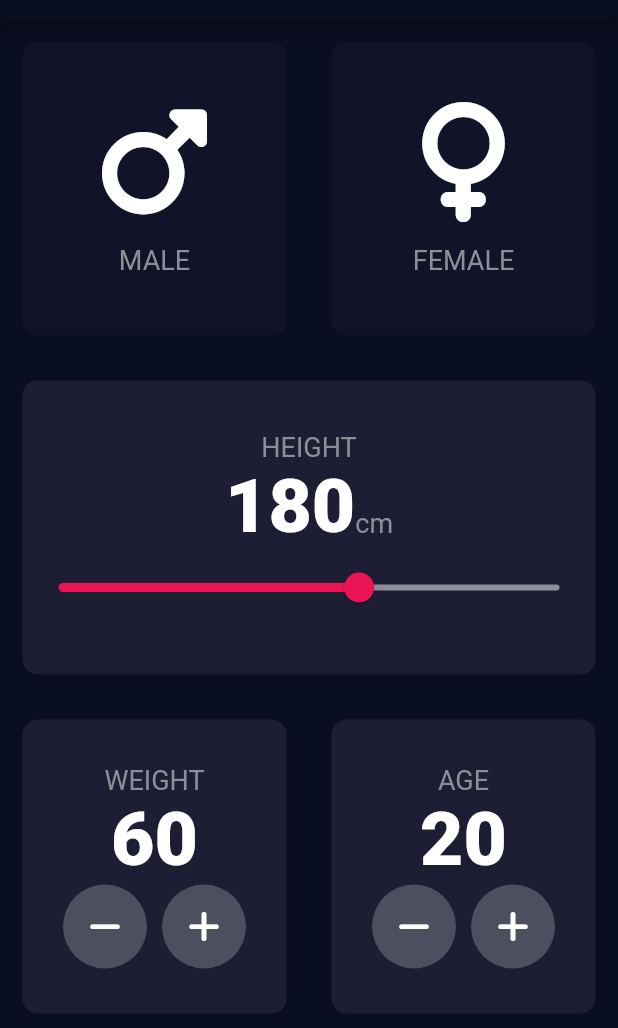
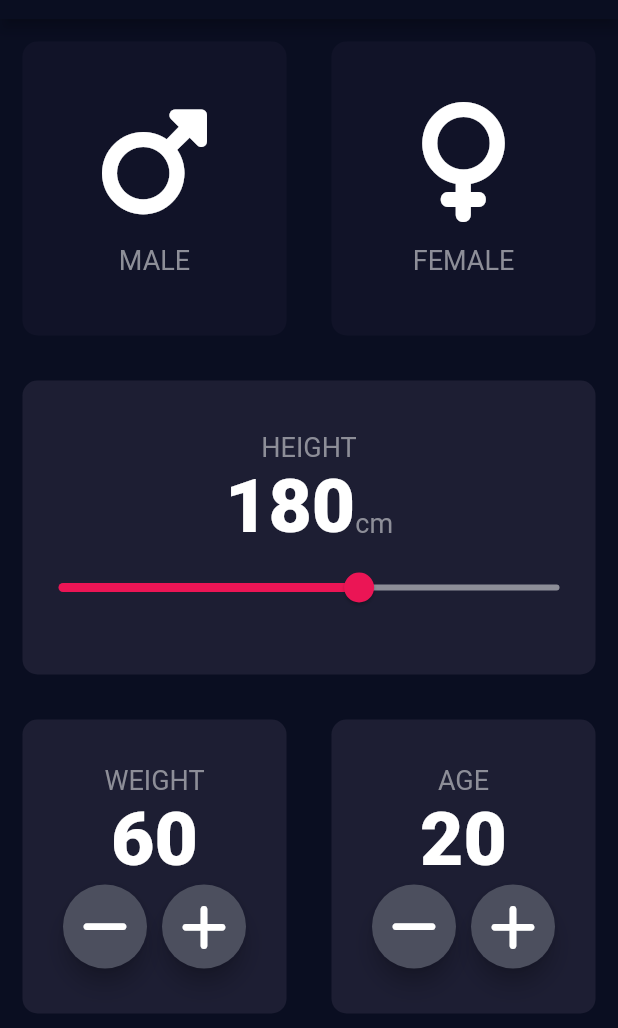
Before and after one commit to goyalh4164/BMI_CALCULATOR, a Flutter app: the screen it shows after launch, on a phone screen of 412 x 824 dp, the part 65-1093 px from its top. Run offline on Flutter 3.47's test engine with Material 2 defaults, Android fonts, the phone set to English and light mode, and no system bars; our stand-ins replace font_awesome_flutter.

Commit message:
added floating action button instead of round table button for reason go in the comment about the class

```diff
--- a/lib/input_page.dart
+++ b/lib/input_page.dart
@@ -26,6 +26,17 @@ class _InputPageState extends State<InputPage> {
   int height = 180;
   int weight = 60;
   int age = 20;
+  void incrementCounter() {
+    setState(() {
+      weight++;
+    });
+  }
+
+  void decrementCounter() {
+    setState(() {
+      weight--;
+    });
+  }
 
   @override
   Widget build(BuildContext context) {
@@ -140,14 +151,37 @@ class _InputPageState extends State<InputPage> {
                           Row(
                             mainAxisAlignment: MainAxisAlignment.center,
                             children: [
-                              RoundIconButton(
-                                icon: FontAwesomeIcons.minus,
+                              FloatingActionButton(
+                                onPressed: () {
+                                  setState(() {
+                                    weight--;
+                                  });
+                                },
+                                backgroundColor: Color(0xFF4C4F5E),
+                                child: Icon(
+                                  FontAwesomeIcons.minus,
+                                  color: Colors.white,
+                                  size: 35.0,
+                                ),
                               ),
                               SizedBox(
                                 width: 10,
                               ),
-                              RoundIconButton(
-                                icon: FontAwesomeIcons.plus,
+                              // RoundIconButton(
+                              //   icon: FontAwesomeIcons.plus,
+                              // ),
+                              FloatingActionButton(
+                                onPressed: () {
+                                  setState(() {
+                                    weight++;
+                                  });
+                                },
+                                backgroundColor: Color(0xFF4C4F5E),
+                                child: Icon(
+                                  FontAwesomeIcons.plus,
+                                  color: Colors.white,
+                                  size: 35.0,
+                                ),
                               ),
                             ],
                           )
@@ -171,20 +205,41 @@ class _InputPageState extends State<InputPage> {
                         Row(
                             mainAxisAlignment: MainAxisAlignment.center,
                             children: [
-                              RoundIconButton(
-                                icon: FontAwesomeIcons.minus,
+                              FloatingActionButton(
+                                onPressed: () {
+                                  setState(() {
+                                    age--;
+                                  });
+                                },
+                                backgroundColor: Color(0xFF4C4F5E),
+                                child: Icon(
+                                  FontAwesomeIcons.minus,
+                                  color: Colors.white,
+                                  size: 35.0,
+                                ),
                               ),
                               SizedBox(
                                 width: 10,
                               ),
-                              RoundIconButton(
-                                icon: FontAwesomeIcons.plus,
+                              // RoundIconButton(
+                              //   icon: FontAwesomeIcons.plus,
+                              // ),
+                              FloatingActionButton(
+                                onPressed: () {
+                                  setState(() {
+                                    age++;
+                                  });
+                                },
+                                backgroundColor: Color(0xFF4C4F5E),
+                                child: Icon(
+                                  FontAwesomeIcons.plus,
+                                  color: Colors.white,
+                                  size: 35.0,
                                 ),
-                            ],
-                          )
+                              ),
                             ]),
-                  ),
-                )
+                      ]),
+                ))
               ],
             ),
           ),
@@ -199,31 +254,26 @@ class _InputPageState extends State<InputPage> {
     );
   }
 }
+//currently to using the roundiconbutton because onpressed functionality not working properly
 
-class RoundIconButton extends StatefulWidget {
-  RoundIconButton({required this.icon});
-  final IconData icon;
-
-  @override
-  State<RoundIconButton> createState() => _RoundIconButtonState();
-}
-
-class _RoundIconButtonState extends State<RoundIconButton> {
-  @override
-  Widget build(BuildContext context) {
-    return RawMaterialButton(
-      elevation: 0.0,
-      child: Icon(widget.icon),
-      //know about this property by reading anout size of floating action button
-      constraints: BoxConstraints.tightFor(
-        width: 56.0,
-        height: 56.0,
-      ),
-      onPressed: () {
-        setState(() {});
-      },
-      fillColor: Color(0xFF4C4F5E),
-      shape: CircleBorder(),
-    );
-  }
-}
+// class RoundIconButton extends StatelessWidget {
+//   RoundIconButton({required this.icon, required this.onPressed});
+//   final IconData icon;
+//   final Function onPressed = () {};
+//   @override
+//   Widget build(BuildContext context) {
+//     return RawMaterialButton(
+//       elevation: 0.0,
+//       child: Icon(icon),
+//       //know about this property by reading anout size of floating action button
+//       constraints: BoxConstraints.tightFor(
+//         width: 56.0,
+//         height: 56.0,
+//       ),
+//
+//       onPressed: onPressed,
+//       fillColor: Color(0xFF4C4F5E),
+//       shape: CircleBorder(),
+//     );
+//   }
+// }
```
Lines whose indentation alone changed are shown as unchanged.
